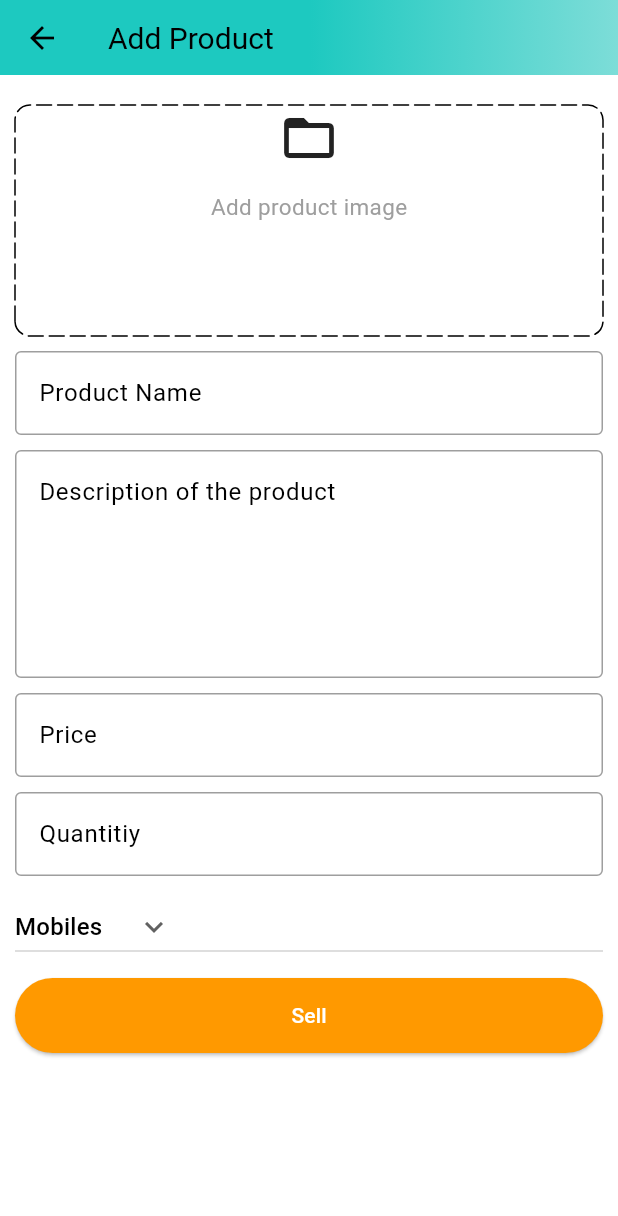
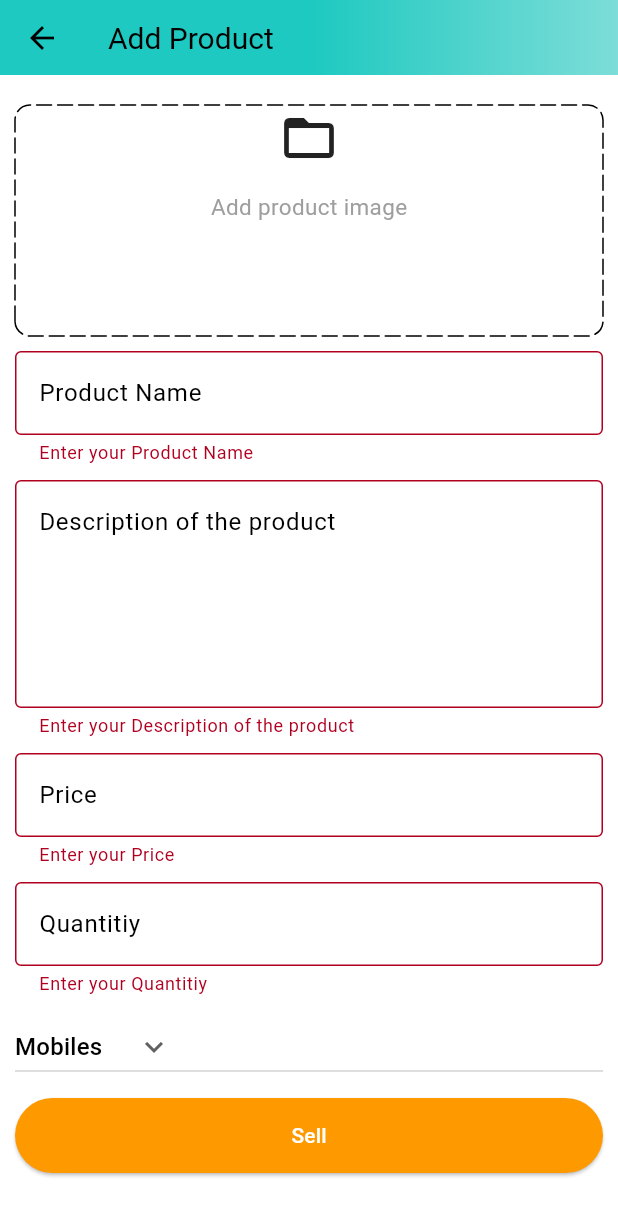
Before and after one commit to Satyajitpanda17/shophere, a Flutter app: the AddProductScreen screen opened by its route, after a tap on "Sell", on a phone screen of 412 x 824 dp. Shown: the top 1216 px of the screen. Run offline on Flutter 3.47's test engine with Material 3 defaults, Android fonts, the phone set to English and light mode, and no system bars; drawn by our look-alikes of dotted_border; our stand-ins replace carousel_slider, file_picker, shared_preferences; missing offline and left inert: cloudinary_public; accounts and stored records are empty.

Commit message:
adding products. fetching and displaying

```diff
--- a/lib/constants/utils.dart
+++ b/lib/constants/utils.dart
@@ -1,5 +1,4 @@
 import 'dart:io';
-
 import 'package:file_picker/file_picker.dart';
 import 'package:flutter/material.dart';
 
@@ -8,6 +7,7 @@ void showSnackBar(BuildContext context, String txt){
     SnackBar(content: Text(txt)),
   );
 }
+
 
 Future<List<File>> pickImages() async {
   List<File> images = [];
--- a/lib/features/admin/screens/add_product_screen.dart
+++ b/lib/features/admin/screens/add_product_screen.dart
@@ -8,6 +8,7 @@ import 'package:shophere/common/widgets/custom_button.dart';
 import 'package:shophere/common/widgets/custom_textfield.dart';
 import 'package:shophere/constants/global_variables.dart';
 import 'package:shophere/constants/utils.dart';
+import 'package:shophere/features/admin/services/admin_services.dart';
 
 class AddProductScreen extends StatefulWidget {
   static const String routeName = 'addProduct';
@@ -22,7 +23,7 @@ class _AddProductScreenState extends State<AddProductScreen> {
   final TextEditingController descriptionController = TextEditingController();
   final TextEditingController priceController = TextEditingController();
   final TextEditingController quantityController = TextEditingController();
-
+  final adminServices = AdminServices();
    String category = 'Mobiles';
   List<File> images = [];
   final _addProductFormKey = GlobalKey<FormState>();
@@ -43,6 +44,19 @@ class _AddProductScreenState extends State<AddProductScreen> {
     'Books',
     'Fashion',
   ];
+
+  void sellProduct(){
+    if(_addProductFormKey.currentState!.validate() ){//&& images.isNotEmpty
+      adminServices.sellProduct(
+        context: context,
+        name: productNameController.text,
+        description: descriptionController.text,
+        price: double.parse(priceController.text),
+        quantity: double.parse(quantityController.text),
+        category: category,
+        images: images);
+    }
+  }
 
   void selectImages() async {
     var res = await pickImages();
@@ -143,7 +157,7 @@ class _AddProductScreenState extends State<AddProductScreen> {
                     ),
                 ),
                 const SizedBox(height: 10,),
-                CustomButton(text: 'Sell', onTap: (){}),
+                CustomButton(text: 'Sell', onTap: sellProduct),
               ],
             ),
           )),
--- a/lib/models/product.dart
+++ b/lib/models/product.dart
@@ -0,0 +1,61 @@
+import 'dart:convert';
+
+import 'package:shophere/models/rating.dart';
+
+class Product {
+  final String name;
+  final String description;
+  final double quantity;
+  final List<String> images;//storing image urls
+  final String category;
+  final double price;
+  final String? id;
+  final List<Rating>? rating;
+  Product({
+    required this.name,
+    required this.description,
+    required this.quantity,
+    required this.images,
+    required this.category,
+    required this.price,
+    this.id,
+    this.rating,
+  });
+
+  Map<String, dynamic> toMap() {
+    return {
+      'name': name,
+      'description': description,
+      'quantity': quantity,
+      'images': images,
+      'category': category,
+      'price': price,
+      'id': id,
+      'rating': rating,
+    };
+  }
+
+  factory Product.fromMap(Map<String, dynamic> map) {
+    return Product(
+      name: map['name'] ?? '',
+      description: map['description'] ?? '',
+      quantity: map['quantity']?.toDouble() ?? 0.0,
+      images: List<String>.from(map['images']),
+      category: map['category'] ?? '',
+      price: map['price']?.toDouble() ?? 0.0,
+      id: map['_id'],
+      rating: map['ratings'] != null
+          ? List<Rating>.from(
+              map['ratings']?.map(
+                (x) => Rating.fromMap(x),
+              ),
+            )
+          : null,
+    );
+  }
+
+  String toJson() => json.encode(toMap());
+
+  factory Product.fromJson(String source) =>
+      Product.fromMap(json.decode(source));
+}
--- a/lib/models/rating.dart
+++ b/lib/models/rating.dart
@@ -0,0 +1,28 @@
+import 'dart:convert';
+
+class Rating {
+  final String userId;
+  final double rating;
+  Rating({
+    required this.userId,
+    required this.rating,
+  });
+
+  Map<String, dynamic> toMap() {
+    return {
+      'userId': userId,
+      'rating': rating,
+    };
+  }
+
+  factory Rating.fromMap(Map<String, dynamic> map) {
+    return Rating(
+      userId: map['userId'] ?? '',
+      rating: map['rating']?.toDouble() ?? 0.0,
+    );
+  }
+
+  String toJson() => json.encode(toMap());
+
+  factory Rating.fromJson(String source) => Rating.fromMap(json.decode(source));
+}
--- a/lib/router.dart
+++ b/lib/router.dart
@@ -3,6 +3,7 @@ import 'package:shophere/common/widgets/bottom_nav_bar.dart';
 import 'package:shophere/features/admin/screens/add_product_screen.dart';
 import 'package:shophere/features/admin/screens/admin_screen.dart';
 import 'package:shophere/features/auth/screens/auth_screen.dart';
+import 'package:shophere/features/home/screens/category_deals_screen.dart';
 import 'package:shophere/features/home/screens/home_screen.dart';
 
 Route<dynamic> generateRoute(RouteSettings routeSettings){
@@ -27,6 +28,12 @@ Route<dynamic> generateRoute(RouteSettings routeSettings){
       settings: routeSettings,
       builder: (_) => const AddProductScreen(),
       );
+      case CategoryDealsScreen.routeName :
+      var category = routeSettings.arguments as String;
+       return MaterialPageRoute(
+      settings: routeSettings,
+      builder: (_) => CategoryDealsScreen(category : category),
+      );
     default : return MaterialPageRoute(builder: (_) => const Scaffold(
       body: Center(child: Text('No such page exists'))
     ));
--- a/pubspec.yaml
+++ b/pubspec.yaml
@@ -40,6 +40,7 @@ dependencies:
   carousel_slider: ^5.1.1
   dotted_border: ^2.1.0
   file_picker: ^10.2.0
+  cloudinary_public: ^0.23.1
 
 dev_dependencies:
   flutter_test:
```
Also changed, not shown: lib/common/loader.dart (added, +12 -0 lines), lib/features/admin/screens/products_screen.dart (+74 -12 lines), lib/features/admin/services/admin_services.dart (added, +120 -0 lines), lib/features/home/screens/category_deals_screen.dart (added, +126 -0 lines), lib/features/home/services/home_services.dart (added, +44 -0 lines), lib/features/home/widgets/top_categories.dart (+7 -1 lines), lib/models/order.dart (+59 -0 lines), pubspec.lock, 5 other files.
